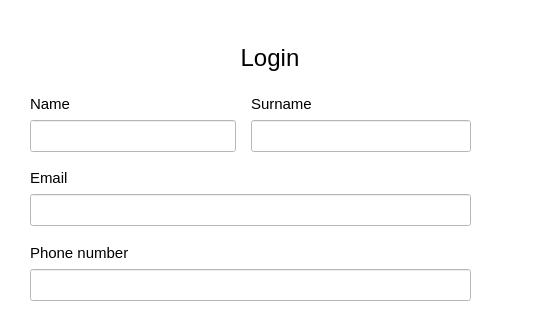
The window that registrdialog.ui (Maks2447/RentalCars) describes before a commit, drawn with Qt 5; both pictures show x 0 to 540 and y 0 to 320 of the 540 by 560 pixel window.
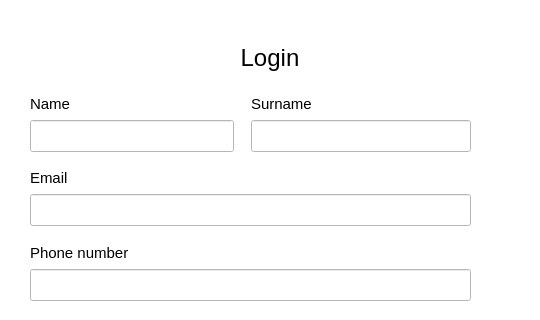
The same window after the commit. The open tabs and pages were chosen to show the change. Icons and pictures are not drawn.

Patch:
```diff
--- a/registrdialog.ui
+++ b/registrdialog.ui
@@ -273,13 +273,13 @@
             <widget class="QLineEdit" name="lineEditName">
              <property name="minimumSize">
               <size>
-               <width>0</width>
+               <width>204</width>
                <height>32</height>
               </size>
              </property>
              <property name="maximumSize">
               <size>
-               <width>16777215</width>
+               <width>204</width>
                <height>16777215</height>
               </size>
              </property>
```
Left out of the diff: 2 changed lines with no effect on the pictures.
